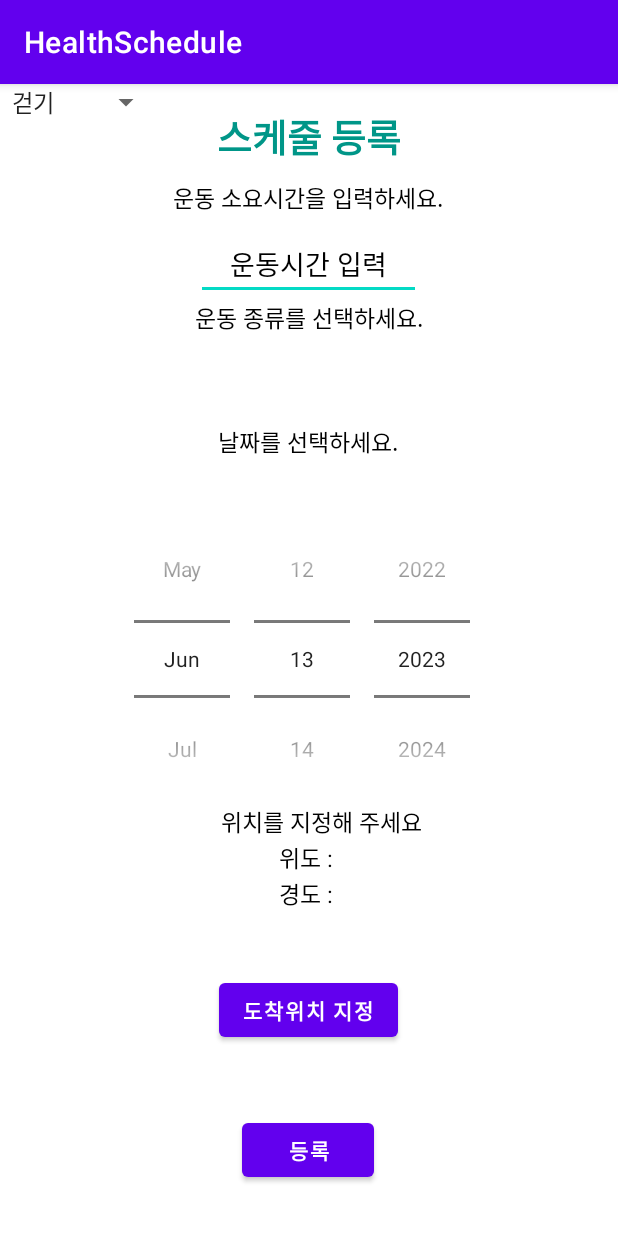
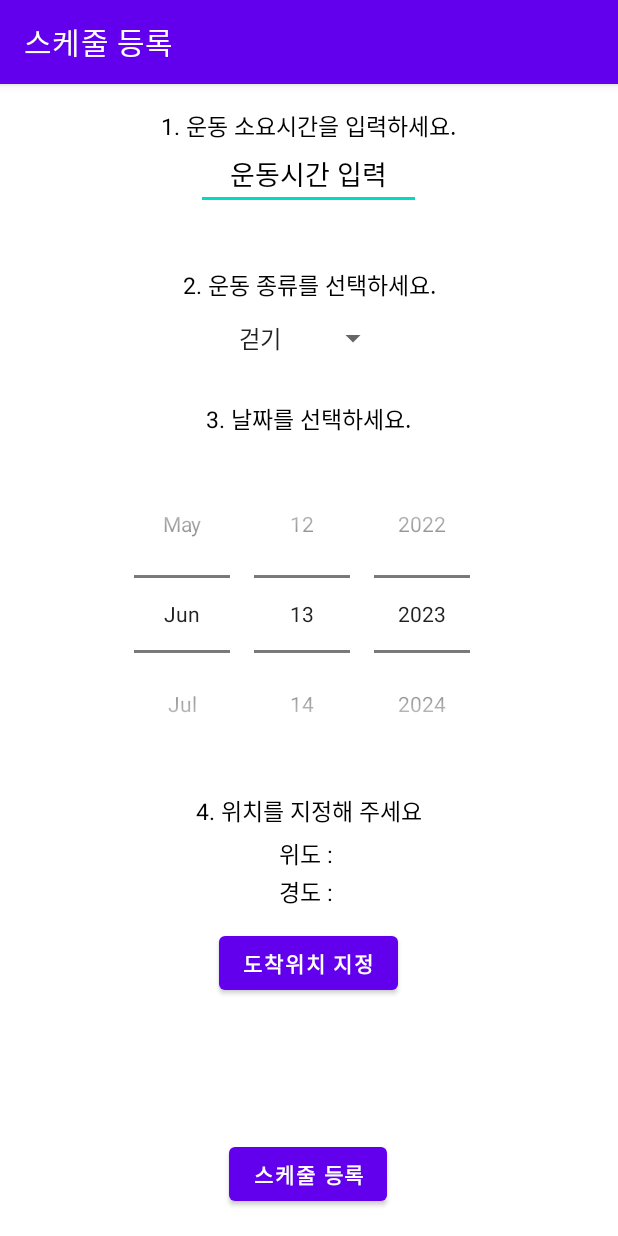
Before and after one commit to recordmystory/HealthSchedule, an Android app: the ScheduleUploadActivity screen opened directly, with no data from a screen before it, on a phone screen of 412 x 824 dp. Run offline under Robolectric (Android 15) with nearby library versions, the phone set to English and light mode, and no system bars.

Commit message:
activity_schedule_upload.xml 정렬 및 ActionBar 수정

```diff
--- a/app/src/main/java/com/inhatc/healthschedule/ScheduleUploadActivity.java
+++ b/app/src/main/java/com/inhatc/healthschedule/ScheduleUploadActivity.java
@@ -52,6 +52,8 @@ public class ScheduleUploadActivity extends AppCompatActivity {
     protected void onCreate(Bundle savedInstanceState) {
         super.onCreate(savedInstanceState);
         setContentView(R.layout.activity_schedule_upload);
+
+        getSupportActionBar().setTitle("스케줄 등록"); // Action Bar Text 변경
 
         healthHour = findViewById(R.id.healthHour);
         btnRegister = findViewById(R.id.btnRegister);
--- a/app/src/main/res/layout/activity_schedule_upload.xml
+++ b/app/src/main/res/layout/activity_schedule_upload.xml
@@ -6,28 +6,12 @@
     android:layout_height="match_parent"
     tools:context=".ScheduleUploadActivity">
 
-    <TextView
-        android:id="@+id/txtTitle"
-        android:layout_width="wrap_content"
-        android:layout_height="wrap_content"
-        android:layout_marginStart="125dp"
-        android:layout_marginTop="15dp"
-        android:layout_marginEnd="126dp"
-        android:gravity="center"
-        android:text="스케줄 등록"
-        android:textColor="#009688"
-        android:textSize="25sp"
-        android:textStyle="bold"
-        app:layout_constraintEnd_toEndOf="parent"
-        app:layout_constraintStart_toStartOf="parent"
-        app:layout_constraintTop_toTopOf="parent" />
-
 
     <EditText
         android:id="@+id/healthHour"
         android:layout_width="150dp"
         android:layout_height="48dp"
-        android:layout_marginTop="32dp"
+        android:layout_marginTop="20dp"
         android:gravity="center"
         android:hint="운동시간 입력"
         android:inputType="number"
@@ -46,9 +30,9 @@
         android:id="@+id/txthour"
         android:layout_width="wrap_content"
         android:layout_height="wrap_content"
-        android:layout_marginTop="64dp"
+        android:layout_marginTop="16dp"
         android:gravity="center"
-        android:text="운동 소요시간을 입력하세요."
+        android:text="1. 운동 소요시간을 입력하세요."
         android:textColor="@color/black"
         android:textSize="15sp"
         app:layout_constraintEnd_toEndOf="parent"
@@ -60,35 +44,36 @@
         android:id="@+id/txtExerciseGubun"
         android:layout_width="wrap_content"
         android:layout_height="wrap_content"
-        android:layout_marginTop="144dp"
+        android:layout_marginTop="13dp"
         android:gravity="center"
-        android:text="운동 종류를 선택하세요."
+        android:text="2. 운동 종류를 선택하세요."
         android:textColor="@color/black"
         android:textSize="15sp"
         app:layout_constraintEnd_toEndOf="parent"
         app:layout_constraintStart_toStartOf="parent"
-        app:layout_constraintTop_toTopOf="parent" />
-
+        app:layout_constraintTop_toBottomOf="@+id/txtHourNull" />
 
     <Spinner
         android:id="@+id/exerciseGubun"
         android:layout_width="wrap_content"
         android:layout_height="wrap_content"
+        android:layout_marginTop="12dp"
         android:layout_weight="1"
-        tools:layout_editor_absoluteX="181dp"
-        tools:layout_editor_absoluteY="183dp" />
+        app:layout_constraintEnd_toEndOf="parent"
+        app:layout_constraintHorizontal_bias="0.498"
+        app:layout_constraintStart_toStartOf="parent"
+        app:layout_constraintTop_toBottomOf="@+id/txtExerciseGubun" />
 
     <TextView
         android:id="@+id/txtHourNull"
         android:layout_width="wrap_content"
         android:layout_height="wrap_content"
-        android:layout_marginTop="8dp"
+        android:layout_marginTop="6dp"
         android:gravity="center"
         android:textColor="#FF0000"
         android:textSize="13sp"
         android:textStyle="bold"
         app:layout_constraintEnd_toEndOf="parent"
-        app:layout_constraintHorizontal_bias="0.496"
         app:layout_constraintStart_toStartOf="parent"
         app:layout_constraintTop_toBottomOf="@+id/healthHour" />
 
@@ -108,95 +93,90 @@
         app:layout_constraintHorizontal_bias="0.496"
         app:layout_constraintStart_toStartOf="parent"
         app:layout_constraintTop_toTopOf="parent"
-        app:layout_constraintVertical_bias="0.499" />
+        app:layout_constraintVertical_bias="0.445" />
 
     <TextView
         android:id="@+id/txtDate"
         android:layout_width="wrap_content"
         android:layout_height="wrap_content"
-        android:layout_marginTop="56dp"
+        android:layout_marginTop="30dp"
         android:gravity="center"
-        android:text="날짜를 선택하세요."
+        android:text="3. 날짜를 선택하세요."
         android:textColor="@color/black"
         android:textSize="15sp"
         app:layout_constraintEnd_toEndOf="parent"
         app:layout_constraintHorizontal_bias="0.498"
         app:layout_constraintStart_toStartOf="parent"
-        app:layout_constraintTop_toBottomOf="@+id/txtHourNull" />
+        app:layout_constraintTop_toBottomOf="@+id/exerciseGubun" />
 
     <TextView
         android:id="@+id/arrivedLatitudeTextView"
         android:layout_width="wrap_content"
         android:layout_height="wrap_content"
-        android:layout_marginStart="125dp"
-        android:layout_marginTop="504dp"
-        android:layout_marginEnd="126dp"
+        android:layout_marginTop="5dp"
         android:gravity="center"
         android:text="위도 : "
         android:textColor="#000000"
         android:textSize="15sp"
         app:layout_constraintEnd_toEndOf="parent"
         app:layout_constraintStart_toStartOf="parent"
-        app:layout_constraintTop_toTopOf="parent" />
+        app:layout_constraintTop_toBottomOf="@id/arrivedAddressTextView" />
 
     <TextView
         android:id="@+id/arrivedLongitudeTextView"
         android:layout_width="wrap_content"
         android:layout_height="wrap_content"
-        android:layout_marginStart="125dp"
-        android:layout_marginTop="528dp"
-        android:layout_marginEnd="126dp"
+        android:layout_marginTop="2dp"
         android:gravity="center"
         android:text="경도 : "
         android:textColor="#000000"
         android:textSize="15sp"
         app:layout_constraintEnd_toEndOf="parent"
         app:layout_constraintStart_toStartOf="parent"
-        app:layout_constraintTop_toTopOf="parent" />
+        app:layout_constraintTop_toBottomOf="@id/arrivedLatitudeTextView" />
 
     <TextView
         android:id="@+id/arrivedAddressTextView"
         android:layout_width="wrap_content"
         android:layout_height="wrap_content"
         android:layout_marginStart="125dp"
-        android:layout_marginTop="480dp"
+        android:layout_marginTop="13dp"
         android:layout_marginEnd="126dp"
         android:gravity="center"
-        android:text="위치를 지정해 주세요"
+        android:text="4. 위치를 지정해 주세요"
         android:textColor="#000000"
         android:textSize="15sp"
         app:layout_constraintEnd_toEndOf="parent"
-        app:layout_constraintHorizontal_bias="0.827"
+        app:layout_constraintHorizontal_bias="0.517"
         app:layout_constraintStart_toStartOf="parent"
-        app:layout_constraintTop_toTopOf="parent" />
+        app:layout_constraintTop_toBottomOf="@+id/DatePicker" />
 
     <Button
         android:id="@+id/btnRegister"
         android:layout_width="wrap_content"
         android:layout_height="wrap_content"
         android:gravity="center"
-        android:text="등록"
+        android:text="스케줄 등록"
         android:textStyle="bold"
         app:layout_constraintBottom_toBottomOf="parent"
         app:layout_constraintEnd_toEndOf="parent"
         app:layout_constraintHorizontal_bias="0.498"
         app:layout_constraintStart_toStartOf="parent"
         app:layout_constraintTop_toTopOf="parent"
-        app:layout_constraintVertical_bias="0.954" />
+        app:layout_constraintVertical_bias="0.976" />
 
     <Button
         android:id="@+id/btnRegisterNaverMap"
         android:layout_width="wrap_content"
         android:layout_height="wrap_content"
+        android:layout_marginTop="12dp"
         android:gravity="center"
         android:text="도착위치 지정"
         android:textStyle="bold"
-        app:layout_constraintBottom_toBottomOf="parent"
         app:layout_constraintEnd_toEndOf="parent"
         app:layout_constraintHorizontal_bias="0.498"
         app:layout_constraintStart_toStartOf="parent"
-        app:layout_constraintTop_toTopOf="parent"
-        app:layout_constraintVertical_bias="0.824" />
+        app:layout_constraintTop_toBottomOf="@+id/arrivedLongitudeTextView" />
 
     <TextView
         android:id="@+id/txtAddressNull"
@@ -206,9 +186,9 @@
         android:textStyle="bold"
         app:layout_constraintBottom_toTopOf="@+id/btnRegister"
         app:layout_constraintEnd_toEndOf="parent"
-        app:layout_constraintHorizontal_bias="0.496"
+        app:layout_constraintHorizontal_bias="0.498"
         app:layout_constraintStart_toStartOf="parent"
         app:layout_constraintTop_toBottomOf="@+id/btnRegisterNaverMap"
-        app:layout_constraintVertical_bias="0.333" />
+        app:layout_constraintVertical_bias="0.23" />
 
 </androidx.constraintlayout.widget.ConstraintLayout>
```
